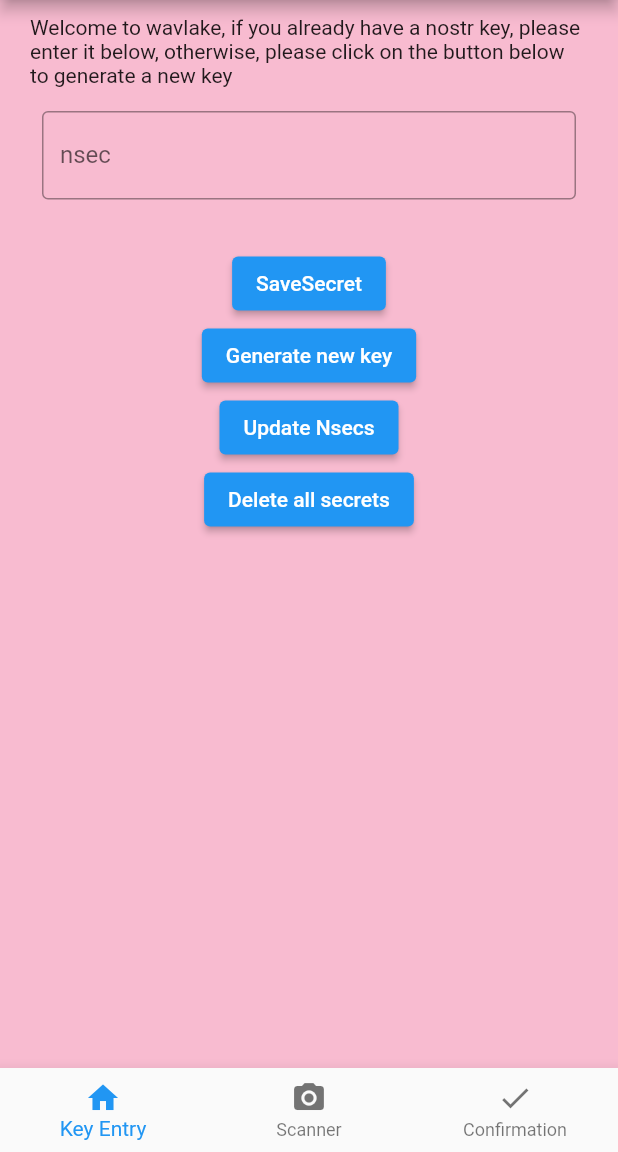
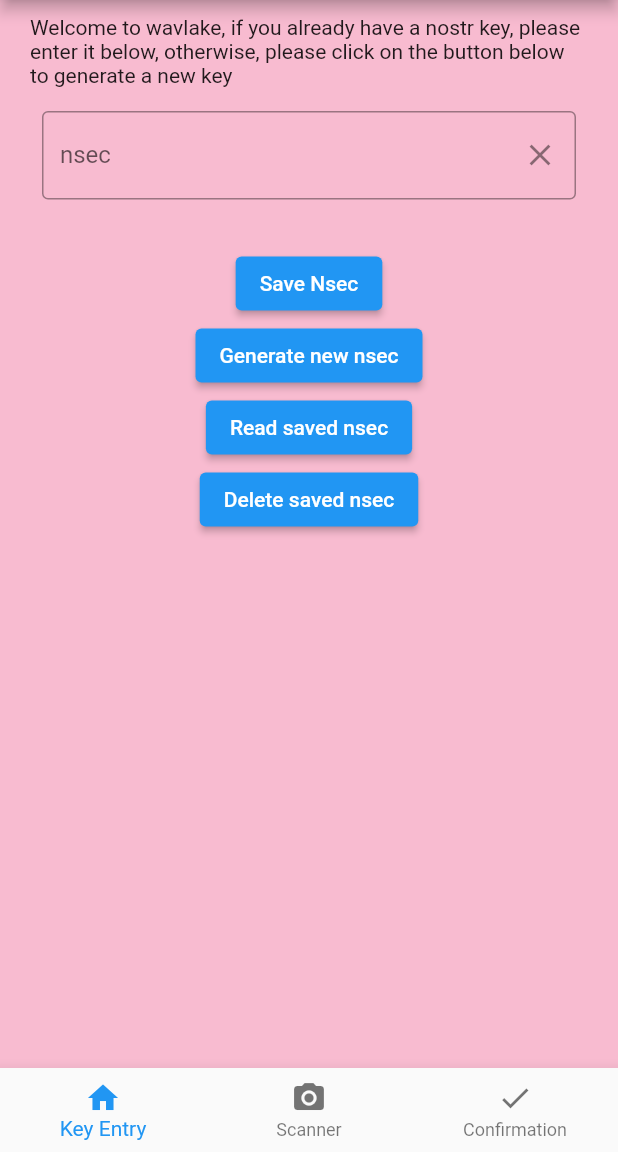
Before and after one commit to wavlake/watermelon, a Flutter app: the screen it shows after launch, on a phone screen of 412 x 824 dp, the part 84-1236 px from its top. Run offline on Flutter 3.47's test engine with Material 2 defaults, Android fonts, the phone set to English and light mode, and no system bars; our stand-ins replace flutter_secure_storage; missing offline and left inert: nostr_tools.

Commit message:
reworking provider state

```diff
--- a/lib/confirmScreen.dart
+++ b/lib/confirm_screen.dart
@@ -1,7 +1,5 @@
 import 'package:flutter/material.dart';
-
 import 'package:provider/provider.dart';
-
 import 'model/profile.dart';
 
 class ConfrimScreen extends StatelessWidget {
@@ -11,6 +9,6 @@ class ConfrimScreen extends StatelessWidget {
   Widget build(BuildContext context) {
     var appState = context.watch<Profile>();
 
-    return Placeholder();
+    return const Placeholder();
   }
 }
--- a/lib/keyEntryScreen.dart
+++ b/lib/key_entry_screen.dart
@@ -11,52 +11,42 @@ class KeyEntryScreen extends StatelessWidget {
   @override
   Widget build(BuildContext context) {
     var appState = context.watch<Profile>();
+    // TextEditingController nsecController = TextEditingController();
 
     return Scaffold(
       backgroundColor: Colors.pink.shade100,
       appBar: AppBar(
-        title: Text('Wavlake'),
+        title: const Text('Wavlake'),
         backgroundColor: Colors.green.shade300,
       ),
       body: Form(
-          key: appState.formKey,
-          child: Padding(
-              padding: const EdgeInsets.symmetric(horizontal: 20, vertical: 10),
-              child: Column(
+        key: appState.formKey,
+        child: Padding(
+            padding: const EdgeInsets.symmetric(horizontal: 20, vertical: 10),
+            child: Column(
                 crossAxisAlignment: CrossAxisAlignment.center,
                 children: [
-                  Text(
+                  const Text(
                       "Welcome to wavlake, if you already have a nostr key, please enter it below, otherwise, please click on the button below to generate a new key"),
                   Padding(
                     padding:
                         const EdgeInsets.symmetric(horizontal: 8, vertical: 16),
                     child: TextFormField(
                       controller: appState.nsecController,
-                      decoration: const InputDecoration(
-                          border: OutlineInputBorder(), labelText: "nsec"),
+                      decoration: InputDecoration(
+                          border: const OutlineInputBorder(),
+                          labelText: "nsec",
+                          suffixIcon: IconButton(
+                            onPressed: appState.nsecController.clear,
+                            icon: const Icon(Icons.clear),
+                          ),
+                        ),
                       validator: (value) {
                         if (value == null || value.isEmpty) {
                           return 'Please enter your nsec';
                         }
 
-                        bool validatePrivateHexKey (String value) {
-                          try {
-                            final nip19 = Nip19();
-                            var privateHexKey = nip19.decode(value);
-                            print(privateHexKey);
-                            if (privateHexKey['type'] != 'nsec') {
-                              print('Invalid nsec type');
-                              return false;
-                            }
-                            return true;
-                          } catch (e) {
-                            print('Invalid nsec catch $e');
-                            return false;
-                          }
-                        }
-                        if (!validatePrivateHexKey(value) && value.length != 64) {
-                          return 'Please enter a valid nsec';
-                        }
+                        if (!appState.isValidNsec(value)) return 'Please enter a valid nsec';
                         return null;
                       },
                     ),
@@ -79,22 +69,22 @@ class KeyEntryScreen extends StatelessWidget {
                                 );
                               }
                             },
-                            child: const Text('SaveSecret'),
+                            child: const Text('Save Nsec'),
                           ),
                           const SizedBox(
                             width: 20,
                           ),
                           ElevatedButton(
                             onPressed: appState.generateNewNsec,
-                            child: const Text('Generate new key'),
+                            child: const Text('Generate new nsec'),
                           ),
                           ElevatedButton(
-                            onPressed: appState.getStoredNsecs,
-                            child: const Text('Update Nsecs'),
+                            onPressed: appState.readPrivateHex,
+                            child: const Text('Read saved nsec'),
                           ),
                           ElevatedButton(
-                            onPressed: appState.deleteAllSecrets,
-                            child: const Text('Delete all secrets'),
+                            onPressed: appState.deletePrivateHex,
+                            child: const Text('Delete saved nsec'),
                           ),
                           const SizedBox(
                             width: 20,
@@ -104,7 +94,6 @@ class KeyEntryScreen extends StatelessWidget {
                           ),
                         ]),
                   ),
-                  getTextWidgets(appState.nsecs, appState.deleteKey),
                 ],
               ))),
     );
--- a/lib/main.dart
+++ b/lib/main.dart
@@ -1,9 +1,9 @@
 import 'package:flutter/material.dart';
 import 'package:provider/provider.dart';
-import 'confirmScreen.dart';
-import 'keyEntryScreen.dart';
+import 'confirm_screen.dart';
+import 'key_entry_screen.dart';
 import 'model/profile.dart';
-import 'scannerScreen.dart';
+import 'scanner_screen.dart';
 
 void main() {
   runApp(
@@ -66,7 +66,7 @@ class _MyHomePageState extends State<_MyHomePage> {
     var mainArea = ColoredBox(
       color: colorScheme.surfaceVariant,
       child: AnimatedSwitcher(
-        duration: Duration(milliseconds: 200),
+        duration: const Duration(milliseconds: 200),
         child: page,
       ),
     );
--- a/lib/model/profile.dart
+++ b/lib/model/profile.dart
@@ -6,7 +6,7 @@ final _keyGenerator = KeyApi();
 final _nip19 = Nip19();
 
 const _storage = FlutterSecureStorage();
-const storageKeyPrivateHex = "key|privateHexKey";
+const storageKeyPrivateHex = "privateHexKey";
 
 IOSOptions _getIOSOptions() => const IOSOptions(
     accountName: "flutter_secure_storage_service",
@@ -21,114 +21,101 @@ AndroidOptions _getAndroidOptions() => const AndroidOptions(
 class Profile with ChangeNotifier {
   String relay = "wss://relay.wavlake.com";
   String privateHexKey = "";
-  String publicHexKey = "";
+
+  // a getter that transforms the privateHex to publicHex
+  String get publicHexKey {
+    return _keyGenerator.getPublicKey(privateHexKey);
+  }
+
+  // a getter that transforms the privateHex to npub
+  String get nPubKey {
+    return _nip19.npubEncode(privateHexKey);
+  }
+
   final formKey = GlobalKey<FormState>();
-
-  List<SecItem> secrets = [];
-  List<String> nsecs = [];
-  List<SecItem> items = List<SecItem>.empty(growable: true);
 
   TextEditingController nsecController = TextEditingController();
 
+
   void generateNewNsec() {
     privateHexKey = _keyGenerator.generatePrivateKey();
-    publicHexKey =  _keyGenerator.getPublicKey(privateHexKey);
     var nsecKey = _nip19.nsecEncode(privateHexKey);
-    // var npubKey = _nip19.npubEncode(publicHex);
 
+    nsecController.text = nsecKey;
+    notifyListeners();
+  }
+
+  Future<void> savePrivateHex() async {
+    await _writeSecretKey(value: privateHexKey);
+
+    notifyListeners();
+  }
+
+  Future<void> deletePrivateHex() async {
+    await _deleteSecretKey();
+
+    notifyListeners();
+  }
+
+  Future<void> readPrivateHex() async {
+    // read the key
+    var savedHexKey = await _readSecretKey();
+    if (savedHexKey == null) return;
+
+    // convert the key and save to local state
+    var nsecKey = _nip19.nsecEncode(savedHexKey);
+    privateHexKey = savedHexKey;
     nsecController.text = nsecKey;
 
     notifyListeners();
   }
 
-  String generateStorageKey(int index) {
-    return "$storageKeyPrivateHex|$index";
+  bool isValidNsec (String value) {
+    try {
+      // nsec should be 63 chars
+      if (value.length != 63) {
+        return false;
+      }
+      final nip19 = Nip19();
+      var privateHexKey = nip19.decode(value);
+      if (privateHexKey['type'] != 'nsec') {
+        return false;
+      }
+      return true;
+    } catch (e) {
+      debugPrint("Error validating Nsec: $e");
+      return false;
+    }
   }
 
-  Future<void> savePrivateHex() async {
-    if (storageKeyPrivateHex.isEmpty) return;
+  // Private methods
 
-    var existingKeys = await readSecrets(filter: storageKeyPrivateHex);
-    var keyAlreadyStored = false; // check to see if the key is already stored
-    if (keyAlreadyStored) return;
-
-    var key = generateStorageKey(existingKeys.length + 1);
-
-    await writeSecret(
-      key: key,
-      value: privateHexKey,
+  Future<void> _deleteSecretKey() async {
+    await _storage.delete(
+      key: storageKeyPrivateHex,
+      iOptions: _getIOSOptions(),
+      aOptions: _getAndroidOptions(),
     );
-
-    secrets = await readSecrets();
-    getStoredNsecs();
-    notifyListeners();
   }
 
-  Future<void> getStoredNsecs() async {
-    secrets = await readSecrets();
-    var storedHexKeys = secrets.where((element) => element.key.contains(storageKeyPrivateHex));
-    nsecs = storedHexKeys
-      .map((key) => _nip19.nsecEncode(key.value))
-      .toList(growable: false);
-
-    notifyListeners();
+  Future<void> _writeSecretKey({ value = String }) async {
+    await _storage.write(
+      key: storageKeyPrivateHex,
+      value: value,
+      iOptions: _getIOSOptions(),
+      aOptions: _getAndroidOptions(),
+    );
   }
 
-  Future<void> deleteKey(int index) async {
-    print("delete $index");
-    var keyToDelete = generateStorageKey(index);
-    await _storage.delete(
-      key: keyToDelete,
+  Future<String?> _readSecretKey() async {
+    final privateKey = await _storage.read(
+      key: storageKeyPrivateHex,
       iOptions: _getIOSOptions(),
       aOptions: _getAndroidOptions(),
     );
 
-    // update the app state secrets
-    secrets = await readSecrets();
-    getStoredNsecs();
-  }
-
-  // Future<void> deleteSecret(String key) {
-
-  // }
-
-  Future<void> writeSecret({ key = String, value = String}) async {
-    await _storage.write(
-      key: key,
-      value: value,
-      iOptions: _getIOSOptions(),
-      aOptions: _getAndroidOptions(),
-    );
-    // update the app state secrets
-    secrets = await readSecrets();
-  }
-
-  Future<List<SecItem>> readSecrets({ String filter = "" }) async {
-    final all = await _storage.readAll(
-      iOptions: _getIOSOptions(),
-      aOptions: _getAndroidOptions(),
-    );
-    items = all.entries
-      .map((entry) => SecItem(entry.key, entry.value))
-      .toList(growable: false);
-
-    if (filter == "") {
-      return items;
-    }
-
-    return items
-      .where((element) => element.key.contains(filter))
-      .toList(growable: false);
-  }
-
-  Future<void> deleteAllSecrets() async {
-    await _storage.deleteAll(
-      iOptions: _getIOSOptions(),
-      aOptions: _getAndroidOptions(),
-    );
-    secrets = await readSecrets();
-    getStoredNsecs();
-    notifyListeners();
+    // return the saved private key, or null if not found
+    return privateKey;
   }
 }
 
--- a/lib/scannerScreen.dart
+++ b/lib/scanner_screen.dart
@@ -1,5 +1,4 @@
 import 'package:flutter/material.dart';
-
 import 'package:provider/provider.dart';
 
 import 'model/profile.dart';
@@ -14,10 +13,10 @@ class ScannerScreen extends StatelessWidget {
     return Scaffold(
       backgroundColor: Colors.pink.shade100,
       appBar: AppBar(
-        title: Text('Wavlake'),
+        title: const Text('Wavlake'),
         backgroundColor: Colors.green.shade300,
       ),
-      body: Text("testing"),
+      body: const Text("testing"),
     );
   }
 }
```
